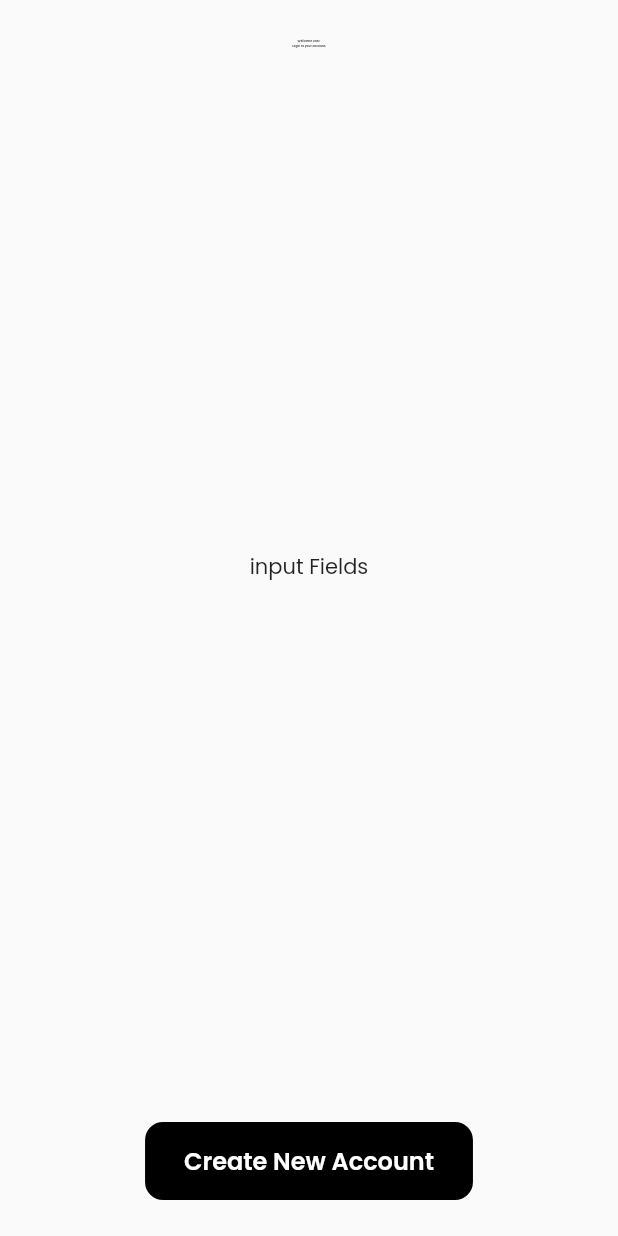
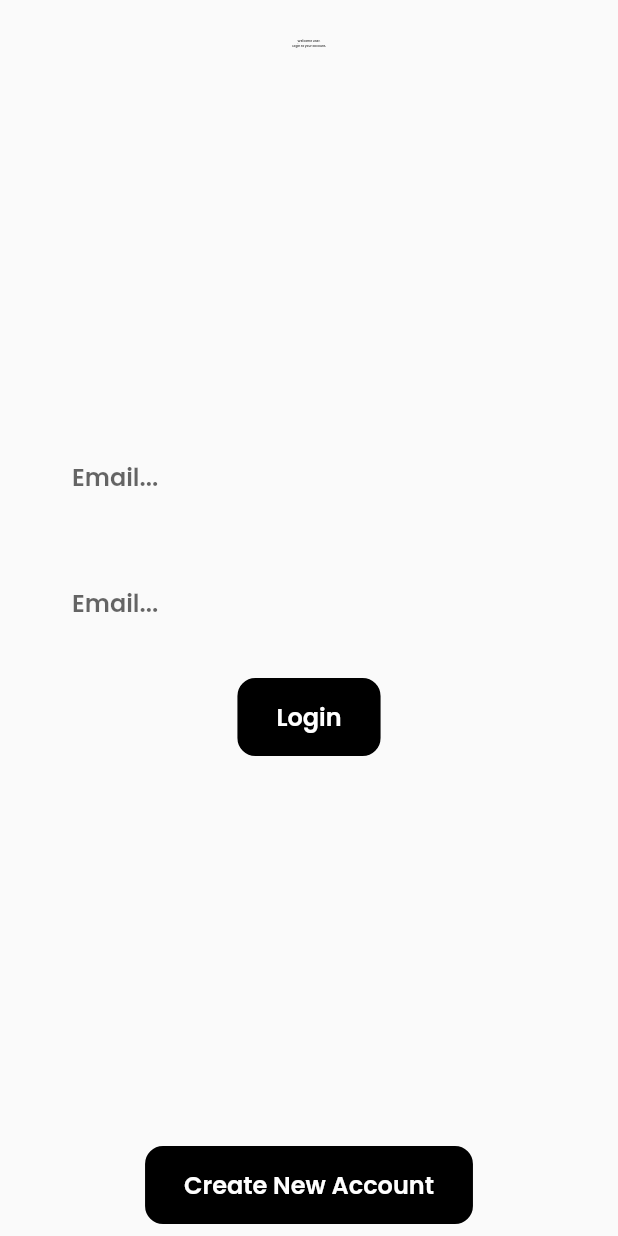
Before and after one commit to ryanemm/online_store, a Flutter app: the screen it shows after launch, on a phone screen of 412 x 824 dp. Run offline on Flutter 3.47's test engine with Material 2 defaults, Android fonts, the phone set to English and light mode, and no system bars; our stand-ins replace firebase_auth, firebase_core, google_fonts; accounts and stored records are empty.

Commit message:
login UI input fields

```diff
--- a/lib/constants.dart
+++ b/lib/constants.dart
@@ -12,4 +12,7 @@ class Constants {
     fontWeight: FontWeight.w600,
     color: Colors.black,
   );
+
+  static const regularDarkText = TextStyle(
+      fontSize: 16.0, fontWeight: FontWeight.w600, color: Colors.black);
 }
--- a/lib/screens/login_page.dart
+++ b/lib/screens/login_page.dart
@@ -1,6 +1,7 @@
 import 'package:flutter/material.dart';
 import 'package:online_store/constants.dart';
 import 'package:online_store/widgets/custom_button.dart';
+import 'package:online_store/widgets/custom_input_field.dart';
 
 class LoginPage extends StatefulWidget {
   @override
@@ -25,7 +26,12 @@ class _LoginPageState extends State<LoginPage> {
                 style: Constants.boldHeading,
               ),
             ),
-            Text("input Fields"),
+            Column(children: [
+              CustomInputField(),
+              CustomInputField(),
+              CustomButton(
+                  text: "Login", outlineButton: false, onPressed: () {}),
+            ]),
             CustomButton(
               text: "Create New Account",
               onPressed: () {
--- a/lib/widgets/custom_button.dart
+++ b/lib/widgets/custom_button.dart
@@ -27,7 +27,7 @@ class CustomButton extends StatelessWidget {
           horizontal: 24.0,
           vertical: 12.0,
         ),
-        margin: EdgeInsets.symmetric(horizontal: 24.0, vertical: 24.0),
+        margin: EdgeInsets.symmetric(horizontal: 24.0, vertical: 8.0),
         child: Text(
           text,
           style: TextStyle(
--- /dev/null
+++ b/lib/widgets/custom_input_field.dart
@@ -0,0 +1,23 @@
+import 'package:flutter/material.dart';
+import 'package:online_store/constants.dart';
+
+class CustomInputField extends StatelessWidget {
+  @override
+  Widget build(BuildContext context) {
+    return Container(
+      margin: EdgeInsets.symmetric(vertical: 12.0, horizontal: 24.0),
+      decoration: BoxDecoration(
+        color: Color(0xFF2F2F2),
+        borderRadius: BorderRadius.circular(12.0),
+      ),
+      child: TextField(
+        decoration: InputDecoration(
+            border: InputBorder.none,
+            hintText: "Email...",
+            contentPadding:
+                EdgeInsets.symmetric(horizontal: 24.0, vertical: 18.0)),
+        style: Constants.regularDarkText,
+      ),
+    );
+  }
+}
```
